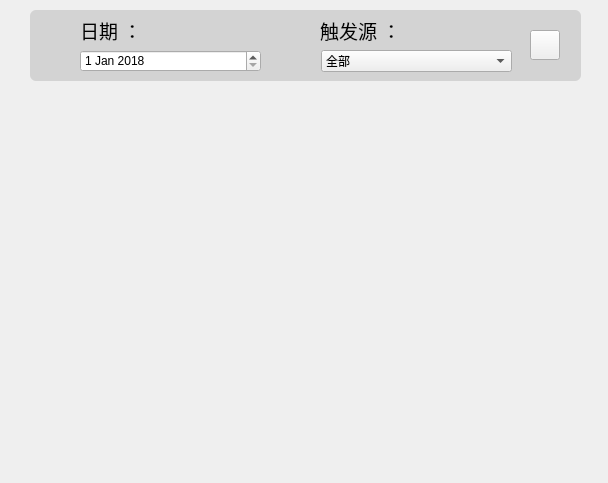
The window that ZooFence_Pi/page6.ui (Isabella98Liu/ZooFence_RaspberryPi) describes before a commit, drawn with Qt 5.
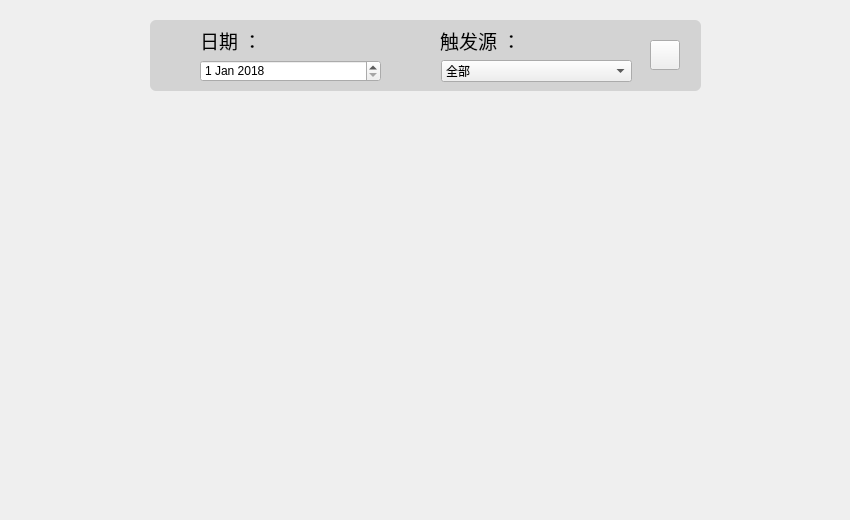
The same window after the commit. Icons and pictures are not drawn.

Patch:
```diff
--- a/ZooFence_Pi/page6.ui
+++ b/ZooFence_Pi/page6.ui
@@ -6,8 +6,8 @@
    <rect>
     <x>0</x>
     <y>0</y>
-    <width>608</width>
-    <height>483</height>
+    <width>850</width>
+    <height>520</height>
    </rect>
   </property>
   <property name="windowTitle">
@@ -16,8 +16,8 @@
   <widget class="QLabel" name="label_2">
    <property name="geometry">
     <rect>
-     <x>30</x>
-     <y>10</y>
+     <x>150</x>
+     <y>20</y>
      <width>551</width>
      <height>71</height>
     </rect>
@@ -36,8 +36,8 @@
   <widget class="QLabel" name="label_3">
    <property name="geometry">
     <rect>
-     <x>80</x>
-     <y>20</y>
+     <x>200</x>
+     <y>30</y>
      <width>71</width>
      <height>21</height>
     </rect>
@@ -55,8 +55,8 @@
   <widget class="QLabel" name="label_4">
    <property name="geometry">
     <rect>
-     <x>320</x>
-     <y>20</y>
+     <x>440</x>
+     <y>30</y>
      <width>81</width>
      <height>21</height>
     </rect>
@@ -74,8 +74,8 @@
   <widget class="QComboBox" name="comboBox">
    <property name="geometry">
     <rect>
-     <x>321</x>
-     <y>50</y>
+     <x>441</x>
+     <y>60</y>
      <width>191</width>
      <height>22</height>
     </rect>
@@ -118,8 +118,8 @@
   <widget class="QPushButton" name="pushButton">
    <property name="geometry">
     <rect>
-     <x>530</x>
-     <y>30</y>
+     <x>650</x>
+     <y>40</y>
      <width>30</width>
      <height>30</height>
     </rect>
@@ -141,8 +141,8 @@
   <widget class="QDateEdit" name="dateEdit">
    <property name="geometry">
     <rect>
-     <x>80</x>
-     <y>50</y>
+     <x>200</x>
+     <y>60</y>
      <width>181</width>
      <height>22</height>
     </rect>
@@ -163,8 +163,8 @@
     <rect>
      <x>30</x>
      <y>110</y>
-     <width>551</width>
-     <height>351</height>
+     <width>791</width>
+     <height>381</height>
     </rect>
    </property>
    <layout class="QGridLayout" name="gridLayout"/>
```
